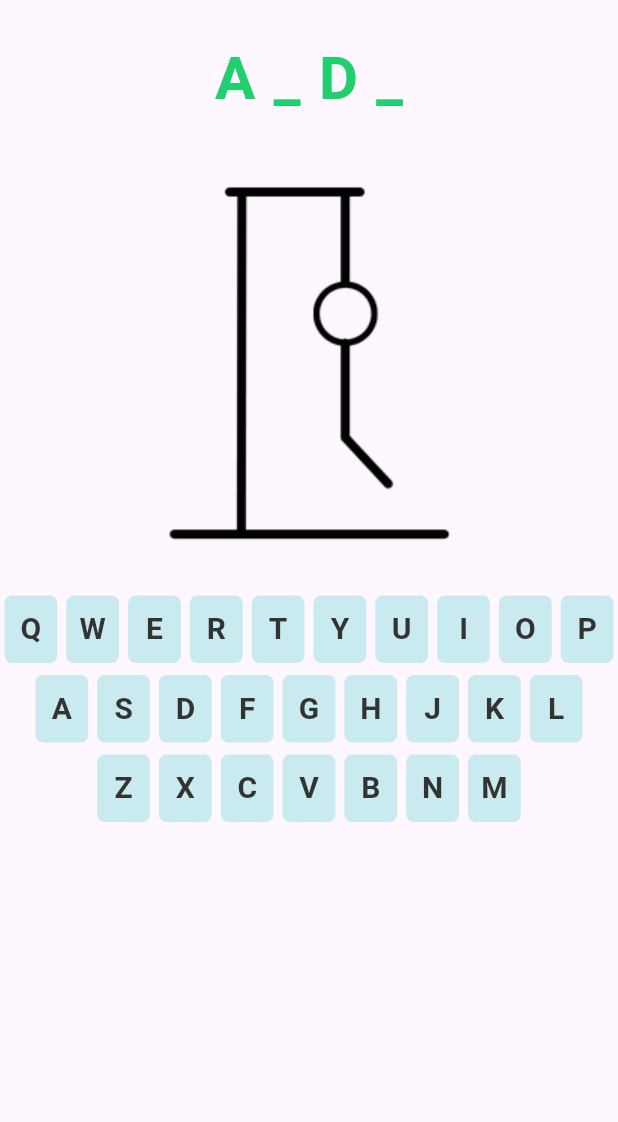
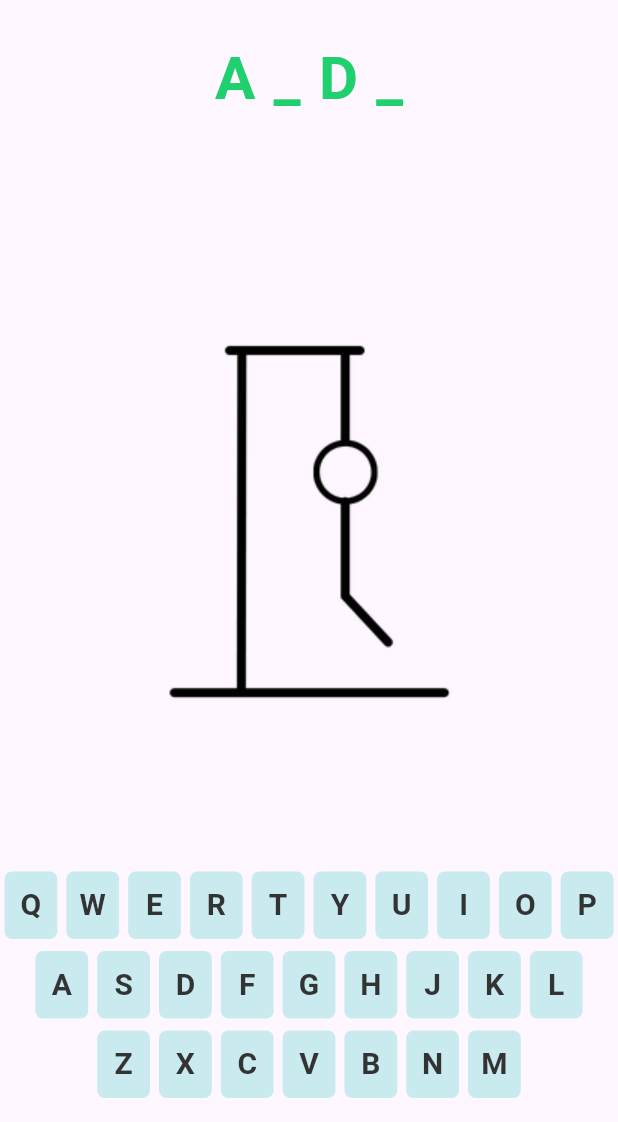
Before and after one commit to rav1961/hangman, a Flutter app: the screen it shows after launch, on a phone screen of 412 x 824 dp, the part 114-1236 px from its top. Run offline on Flutter 3.47's test engine with Material 3 defaults, Android fonts, the phone set to English and light mode, and no system bars.

Commit message:
add expanded widget

```diff
--- a/lib/pages/hangman_page.dart
+++ b/lib/pages/hangman_page.dart
@@ -18,9 +18,14 @@ class HangmanPage extends StatelessWidget {
   Widget _buildContent(BuildContext context) {
     return const Column(
       children: [
-        WordToGuessView("A_d_"),
-        Hangman(),
-        HangmanKeyboard()
+        Expanded(
+          child: WordToGuessView("A_d_"),
+        ),
+        Expanded(
+          flex: 2,
+          child: Hangman(),
+        ),
+        HangmanKeyboard(),
       ],
     );
   }
```
